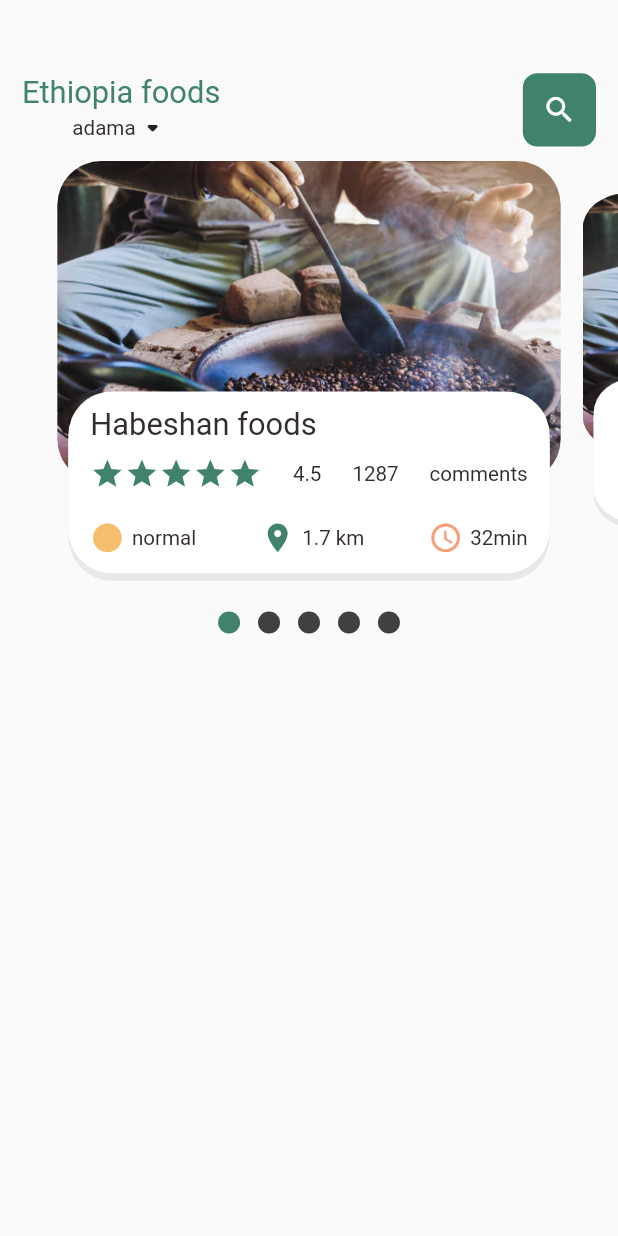
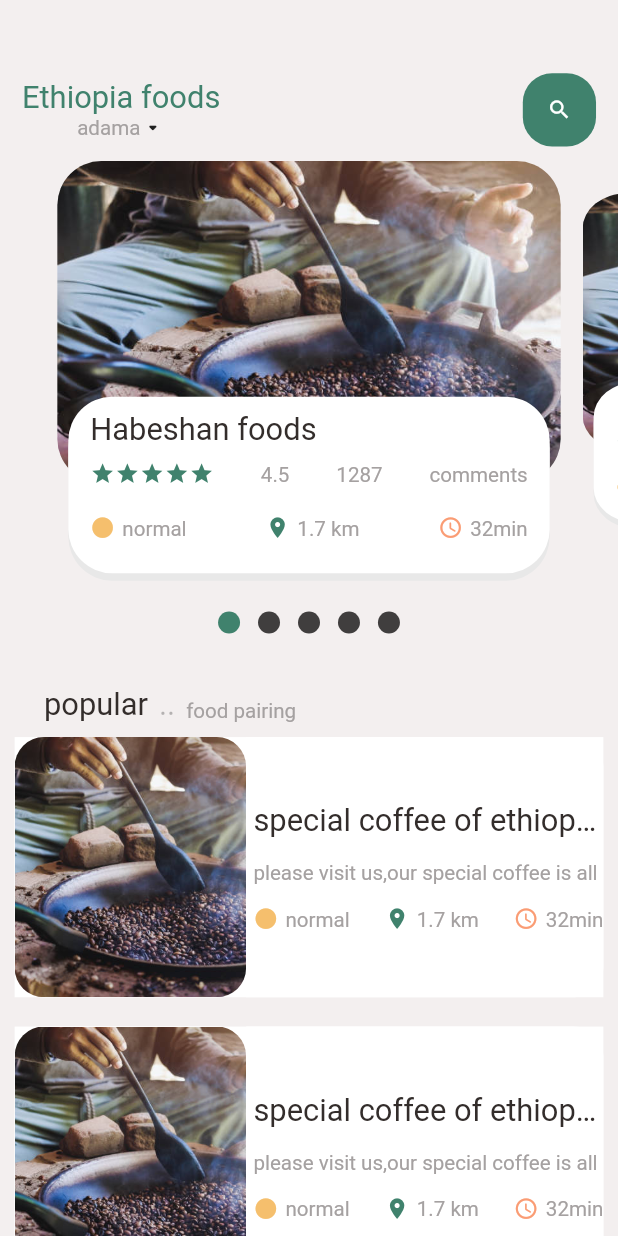
Before and after one commit to kaleabbyh/my--ecom--app--flutter, a Flutter app: the screen it shows after launch, on a phone screen of 412 x 824 dp. Run offline on Flutter 3.47's test engine with Material 2 defaults, Android fonts, the phone set to English and light mode, and no system bars; drawn by our look-alikes of dots_indicator; our stand-ins replace get.

Commit message:
pages added

```diff
--- a/lib/main.dart
+++ b/lib/main.dart
@@ -1,6 +1,6 @@
 import 'package:flutter/material.dart';
 import 'package:get/get.dart';
-import 'package:my_ecom_app/home/main_food_page.dart';
+import 'package:my_ecom_app/pages/home/main_food_page.dart';
 
 void main() {
   runApp(const MyApp());
--- a/lib/home/food_page_body.dart
+++ b/lib/pages/home/food_page_body.dart
@@ -1,3 +1,5 @@
+// import 'dart:html';
+import 'package:http/http.dart' as http;
 import 'package:dots_indicator/dots_indicator.dart';
 import 'package:flutter/material.dart';
 import 'package:my_ecom_app/utils/colors.dart';
@@ -37,6 +39,7 @@ class _FoodPageBodyState extends State<FoodPageBody> {
   Widget build(BuildContext context) {
     return Column(
       children: [
+        //slider section
         Container(
           // color: Colors.red,
           height: Dimensions.pageView,
@@ -48,6 +51,7 @@ class _FoodPageBodyState extends State<FoodPageBody> {
             },
           ),
         ),
+        //dots section
         // ignore: unnecessary_new
         new DotsIndicator(
           dotsCount: 5,
@@ -58,7 +62,124 @@ class _FoodPageBodyState extends State<FoodPageBody> {
             color: Color.fromARGB(221, 37, 35, 35), // Inactive color
             activeColor: AppColors.mainColor,
           ),
-        )
+        ),
+        //popular section
+
+        SizedBox(
+          height: Dimensions.height30,
+        ),
+
+        //popular section
+        Container(
+          margin: EdgeInsets.only(
+              left: Dimensions.height30, right: Dimensions.height30),
+          child: Row(
+            crossAxisAlignment: CrossAxisAlignment.end,
+            children: [
+              BigText(text: 'popular'),
+              SizedBox(
+                width: Dimensions.width15,
+              ),
+              Container(
+                child: BigText(
+                  text: '..',
+                  color: Colors.black26,
+                ),
+              ),
+              SizedBox(
+                width: Dimensions.width15,
+              ),
+              Container(
+                child: SmallText(text: 'food pairing'),
+              ),
+            ],
+          ),
+        ),
+
+        //list of foods
+
+        ListView.builder(
+          physics: NeverScrollableScrollPhysics(),
+          shrinkWrap: true,
+          itemCount: 10,
+          itemBuilder: (context, index) {
+            return Container(
+              margin: EdgeInsets.only(
+                left: Dimensions.width20,
+                right: Dimensions.width20,
+                top: Dimensions.height10,
+                bottom: Dimensions.height10,
+              ),
+              color: Colors.white,
+              child: Row(
+                children: [
+                  Container(
+                    width: Dimensions.width120,
+                    height: Dimensions.height120,
+                    decoration: BoxDecoration(
+                      borderRadius:
+                          BorderRadius.circular(Dimensions.borderadius20),
+                      color: Colors.white,
+                      image: DecorationImage(
+                        fit: BoxFit.cover,
+                        image: AssetImage('assets/images/ethiopia1.jpg'),
+                      ),
+                    ),
+                  ),
+                  // SizedBox(width: Dimensions.width20),
+                  Expanded(
+                    child: Container(
+                      height: Dimensions.height120,
+                      decoration: BoxDecoration(
+                        borderRadius: BorderRadius.only(
+                          topRight: Radius.circular(Dimensions.borderadius20),
+                          bottomRight:
+                              Radius.circular(Dimensions.borderadius20),
+                        ),
+                        color: Colors.white,
+                      ),
+                      child: Padding(
+                        padding: EdgeInsets.only(left: Dimensions.width10),
+                        child: Column(
+                          crossAxisAlignment: CrossAxisAlignment.start,
+                          mainAxisAlignment: MainAxisAlignment.center,
+                          children: [
+                            BigText(text: 'special coffee of ethiopian'),
+                            SizedBox(height: Dimensions.height15),
+                            SmallText(
+                                text:
+                                    'please visit us,our special coffee is all yours'),
+                            SizedBox(height: Dimensions.height15),
+                            Row(
+                              mainAxisAlignment: MainAxisAlignment.spaceBetween,
+                              children: [
+                                IconAndTextWidget(
+                                  icon: Icons.circle_sharp,
+                                  text: 'normal',
+                                  iconColor: AppColors.iconColor1,
+                                ),
+                                IconAndTextWidget(
+                                  icon: Icons.location_on,
+                                  text: '1.7 km',
+                                  iconColor: AppColors.mainColor,
+                                ),
+                                IconAndTextWidget(
+                                  icon: Icons.access_time_rounded,
+                                  text: '32min',
+                                  iconColor: AppColors.iconColor2,
+                                ),
+                              ],
+                            )
+                          ],
+                        ),
+                      ),
+                    ),
+                  )
+                ],
+              ),
+            );
+          },
+        ),
       ],
     );
   }
@@ -100,7 +221,7 @@ class _FoodPageBodyState extends State<FoodPageBody> {
               right: Dimensions.width15,
             ),
             decoration: BoxDecoration(
-                borderRadius: BorderRadius.circular(Dimensions.height30),
+                borderRadius: BorderRadius.circular(Dimensions.borderadius30),
                 image: const DecorationImage(
                   fit: BoxFit.cover,
                   image: AssetImage(
@@ -118,7 +239,7 @@ class _FoodPageBodyState extends State<FoodPageBody> {
                 bottom: Dimensions.height20,
               ),
               decoration: BoxDecoration(
-                  borderRadius: BorderRadius.circular(Dimensions.height30),
+                  borderRadius: BorderRadius.circular(Dimensions.borderadius30),
                   color: Colors.white,
                   boxShadow: const [
                     BoxShadow(
--- a/lib/home/main_food_page.dart
+++ b/lib/pages/home/main_food_page.dart
@@ -1,5 +1,5 @@
 import 'package:flutter/material.dart';
-import 'package:my_ecom_app/home/food_page_body.dart';
+import 'package:my_ecom_app/pages/home/food_page_body.dart';
 import 'package:my_ecom_app/utils/colors.dart';
 import 'package:my_ecom_app/utils/dimensions.dart';
 import 'package:my_ecom_app/widgets/big_text.dart';
@@ -15,9 +15,10 @@ class MainFoodPage extends StatefulWidget {
 class _MainFoodPageState extends State<MainFoodPage> {
   @override
   Widget build(BuildContext context) {
-    // print(MediaQuery.of(context).size.width.toString());
-    // print(MediaQuery.of(context).size.height.toString());
+    print(MediaQuery.of(context).size.width.toString());
+    print(MediaQuery.of(context).size.height.toString());
     return Scaffold(
+      backgroundColor: const Color(0xFFF3EFEF),
       body: Column(
         children: [
           Container(
@@ -56,7 +57,8 @@ class _MainFoodPageState extends State<MainFoodPage> {
                     width: Dimensions.height50,
                     height: Dimensions.height50,
                     decoration: BoxDecoration(
-                      borderRadius: BorderRadius.circular(Dimensions.width20),
+                      borderRadius:
+                          BorderRadius.circular(Dimensions.borderadius20),
                       color: AppColors.mainColor,
                     ),
                     child: Icon(
@@ -69,7 +71,11 @@ class _MainFoodPageState extends State<MainFoodPage> {
               ],
             ),
           ),
-          FoodPageBody(),
+          Expanded(
+            child: SingleChildScrollView(
+              child: FoodPageBody(),
+            ),
+          ),
         ],
       ),
     );
--- a/lib/utils/colors.dart
+++ b/lib/utils/colors.dart
@@ -13,5 +13,6 @@ class AppColors {
   static final Color signColor = const Color(0xFFa9a29f);
   static final Color titleColor = const Color(0xFF5c524f);
   static final Color mainBlackColor = Color.fromARGB(255, 29, 27, 27);
+  static final Color lightBlackColor = Color.fromARGB(255, 128, 117, 117);
   static final Color yellowColor = const Color(0xFFffd379);
 }
--- a/lib/utils/dimensions.dart
+++ b/lib/utils/dimensions.dart
@@ -6,7 +6,7 @@ class Dimensions {
   //844/220=3.84
   static double pageView = screenHeight / 2.8;
   static double pageViewContainer = screenHeight / 3.84;
-  static double pageViewTextContainer = screenHeight / 6.8;
+  static double pageViewTextContainer = screenHeight / 7;
 
   static double height5 = screenHeight / 168.8;
   static double height10 = screenHeight / 84.4;
@@ -14,13 +14,21 @@ class Dimensions {
   static double height20 = screenHeight / 42.2;
   static double height30 = screenHeight / 28.133;
   static double height50 = screenHeight / 16.88;
+  static double height120 = screenHeight / 4.75;
+  static double foodDetail300 = screenHeight / 1.9;
+
+  static double borderadius20 = screenHeight / 42.2;
+  static double borderadius30 = screenHeight / 28.133;
 
   static double width10 = screenWidth / 84.4;
   static double width15 = screenWidth / 56.27;
   static double width20 = screenWidth / 42.2;
   static double width30 = screenWidth / 28.13;
+  static double width180 = screenWidth / 1.78;
+  static double width120 = screenWidth / 2.67;
 
   static double font20 = screenWidth / 30;
   static double font25 = screenWidth / 20;
-  static double iconsize25 = screenWidth / 18;
+  static double iconsize25 = screenWidth / 25;
+  static double iconsize30 = screenWidth / 12.8;
 }
--- a/lib/widgets/small_text.dart
+++ b/lib/widgets/small_text.dart
@@ -7,12 +7,14 @@ class SmallText extends StatelessWidget {
   final String text;
   double size;
   double height;
+  TextOverflow overflow;
   SmallText({
     super.key,
-    this.color = const Color(0xFF332d2b),
+    this.color = const Color(0xFFA5A1A1),
     required this.text,
     this.size = 12,
     this.height = 1.2,
+    this.overflow = TextOverflow.ellipsis,
   });
 
   @override
--- a/pubspec.yaml
+++ b/pubspec.yaml
@@ -31,6 +31,7 @@ environment:
 dependencies:
   flutter:
     sdk: flutter
+  http:
   get: ^4.1.4
   dots_indicator: ^2.1.0
   cupertino_icons: ^1.0.2
```
Also changed, not shown: lib/pages/food/popular_food_detail.dart (added, +53 -0 lines), lib/widgets/app_icon.dart (added, +33 -0 lines), pubspec.lock.
